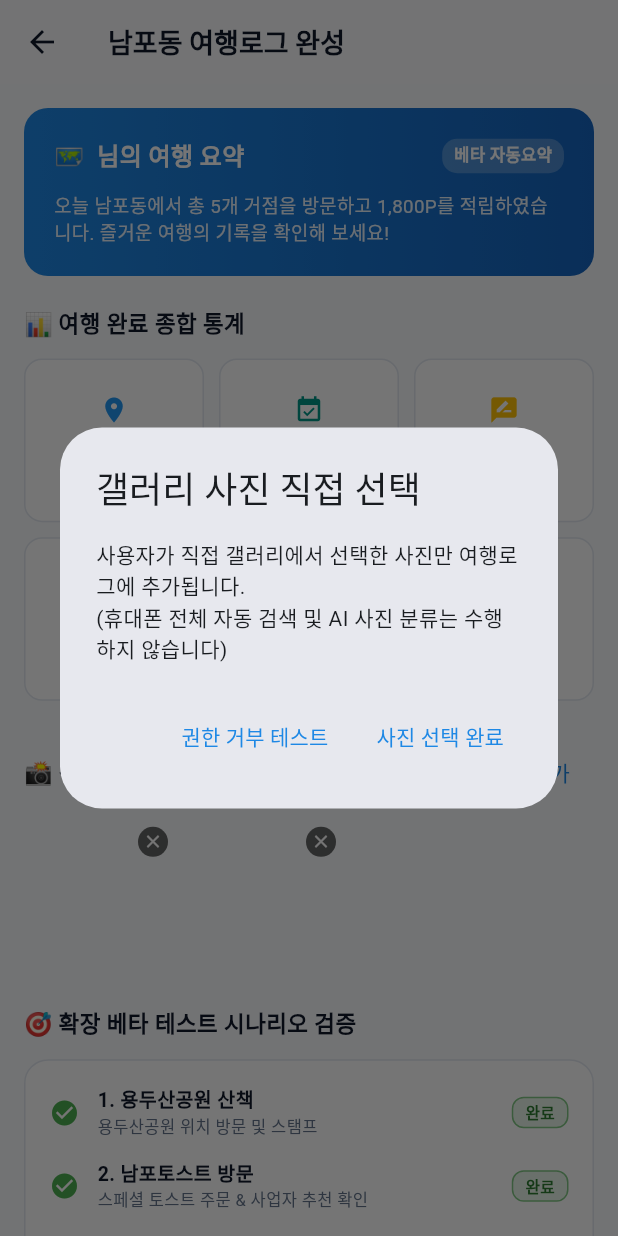
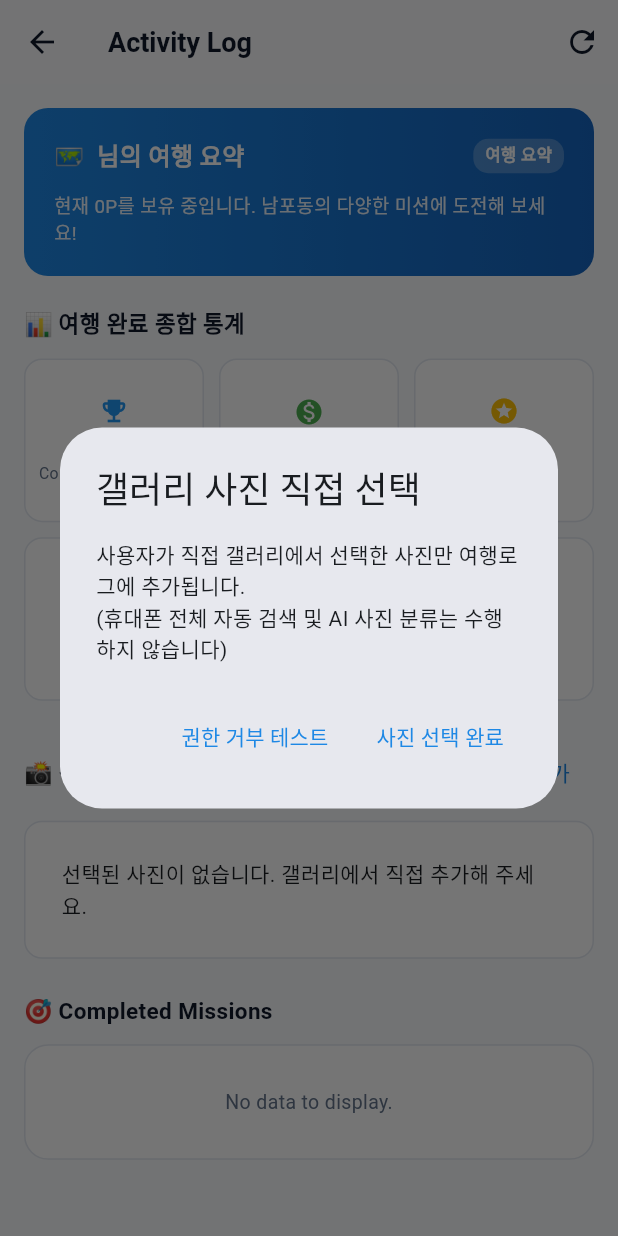
Before and after one commit to klounge82/nampo-gogo, a Flutter app: the TravelLogScreen screen opened directly, after a tap on "사진 추가", on a phone screen of 412 x 824 dp. Run offline on Flutter 3.47's test engine with Material 3 defaults, Android fonts, the light colour scheme and no system bars; our stand-ins replace dio, firebase_core, firebase_messaging, flutter_local_notifications, flutter_secure_storage, geolocator and 4 more; missing offline and left inert: mobile_scanner; accounts and stored records are empty.

Commit message:
fix(frontend): remove synthetic travel log history

```diff
--- a/04_Source_Code/frontend/lib/screens/travel_log_screen.dart
+++ b/04_Source_Code/frontend/lib/screens/travel_log_screen.dart
@@ -1,9 +1,10 @@
 import 'package:flutter/material.dart';
 import 'package:provider/provider.dart';
-import 'package:intl/intl.dart';
 import '../constants/colors.dart';
 import '../providers/auth_provider.dart';
 import '../providers/activity_provider.dart';
+import '../widgets/activity_card.dart';
+import '../l10n/app_localizations.dart';
 
 class TravelLogScreen extends StatefulWidget {
   const TravelLogScreen({super.key});
@@ -13,15 +14,22 @@ class TravelLogScreen extends StatefulWidget {
 }
 
 class _TravelLogScreenState extends State<TravelLogScreen> {
-  final List<String> _selectedPhotos = [
-    'https://images.unsplash.com/photo-1590080875515-8a3a8dc5735e',
-    'https://images.unsplash.com/photo-1541167760496-1628856ab772',
-  ];
+  final List<String> _selectedPhotos = [];
 
-  final NumberFormat _currencyFormat = NumberFormat.currency(
-    locale: 'ko_KR',
-    symbol: '',
-  );
+  @override
+  void initState() {
+    super.initState();
+    WidgetsBinding.instance.addPostFrameCallback((_) {
+      _refreshActivities();
+    });
+  }
+
+  void _refreshActivities() {
+    final token = context.read<AuthProvider>().accessToken;
+    if (token != null && token.isNotEmpty) {
+      context.read<ActivityProvider>().loadActivities(token: token);
+    }
+  }
 
   void _addSamplePhoto() {
     showDialog(
@@ -69,9 +77,7 @@ class _TravelLogScreenState extends State<TravelLogScreen> {
             Text('사진 접근 권한 필요'),
           ],
         ),
-        content: const Text(
-          '사진 권한이 설정되어 있지 않습니다. 설정에서 사진 접근 권한을 허용해 주세요.',
-        ),
+        content: const Text('사진 권한이 설정되어 있지 않습니다. 설정에서 사진 접근 권한을 허용해 주세요.'),
         actions: [
           TextButton(
             onPressed: () => Navigator.of(ctx).pop(),
@@ -86,44 +92,54 @@ class _TravelLogScreenState extends State<TravelLogScreen> {
     setState(() {
       _selectedPhotos.removeAt(index);
     });
-    ScaffoldMessenger.of(context).showSnackBar(
-      const SnackBar(content: Text('선택한 사진이 삭제되었습니다.')),
-    );
+    ScaffoldMessenger.of(
+      context,
+    ).showSnackBar(const SnackBar(content: Text('선택한 사진이 삭제되었습니다.')));
   }
 
   @override
   Widget build(BuildContext context) {
+    final l10n = AppLocalizations.of(context)!;
     final authProvider = context.watch<AuthProvider>();
+    final actProvider = context.watch<ActivityProvider>();
     final user = authProvider.currentUser;
 
-    // Beta scenario steps completion status
-    final scenarioSteps = [
-      {'title': '1. 용두산공원 산책', 'desc': '용두산공원 위치 방문 및 스탬프', 'done': true},
-      {'title': '2. 남포토스트 방문', 'desc': '스페셜 토스트 주문 & 사업자 추천 확인', 'done': true},
-      {'title': '3. 남포돼지국밥/복국 식사', 'desc': '남포동 대표 맛집 가상결제/예약', 'done': true},
-      {'title': '4. K-Lounge 힐링 마사지', 'desc': '추천받은 마사지 매장 이동', 'done': true},
-      {'title': '5. 고유 QR 방문 인증', 'desc': '매장 QR 스캔으로 방문 검증 완료', 'done': true},
-      {'title': '6. 리뷰 작성 & 포인트 적립', 'desc': '방문 리뷰 작성 및 500P 보너스', 'done': true},
-      {'title': '7. 여행로그 자동 완성', 'desc': '나만의 남포동 여행 기록 완성', 'done': true},
-    ];
+    // Filter completed mission activities from actual activity stream
+    final completedMissionActivities = actProvider.activities.where((act) {
+      final actType = (act['activity_type'] as String? ?? '').toUpperCase();
+      final targetType = (act['target_type'] as String? ?? '').toUpperCase();
+      return actType == 'MISSION_COMPLETE' ||
+          actType == 'MISSION_COMPLETED' ||
+          targetType == 'MISSION';
+    }).toList();
+
+    final int completedCount = completedMissionActivities.length;
+    final int currentPoints = user?.currentPoints ?? 0;
+    final int lifetimePoints = user?.lifetimeEarnedPoints ?? 0;
 
     return Scaffold(
       backgroundColor: AppColors.background,
       appBar: AppBar(
-        title: const Text(
-          '남포동 여행로그 완성',
-          style: TextStyle(fontWeight: FontWeight.bold),
+        title: Text(
+          l10n.activityTitle,
+          style: const TextStyle(fontWeight: FontWeight.bold),
         ),
         backgroundColor: AppColors.surface,
         foregroundColor: AppColors.textPrimary,
         elevation: 0.5,
+        actions: [
+          IconButton(
+            icon: const Icon(Icons.refresh),
+            onPressed: _refreshActivities,
+          ),
+        ],
       ),
       body: SingleChildScrollView(
         padding: const EdgeInsets.all(16.0),
         child: Column(
           crossAxisAlignment: CrossAxisAlignment.start,
           children: [
-            // Header summary card
+            // Header summary card (Real-data driven)
             Container(
               width: double.infinity,
               padding: const EdgeInsets.all(20.0),
@@ -148,32 +164,51 @@ class _TravelLogScreenState extends State<TravelLogScreen> {
                         ),
                       ),
                       Container(
-                        padding: const EdgeInsets.symmetric(horizontal: 8, vertical: 3),
+                        padding: const EdgeInsets.symmetric(
+                          horizontal: 8,
+                          vertical: 3,
+                        ),
                         decoration: BoxDecoration(
                           color: Colors.white24,
                           borderRadius: BorderRadius.circular(10),
                         ),
                         child: const Text(
-                          '베타 자동요약',
-                          style: TextStyle(color: Colors.white, fontSize: 11, fontWeight: FontWeight.bold),
+                          '여행 요약',
+                          style: TextStyle(
+                            color: Colors.white,
+                            fontSize: 11,
+                            fontWeight: FontWeight.bold,
+                          ),
                         ),
                       ),
                     ],
                   ),
                   const SizedBox(height: 12.0),
                   Text(
-                    '오늘 남포동에서 총 5개 거점을 방문하고 1,800P를 적립하였습니다. 즐거운 여행의 기록을 확인해 보세요!',
-                    style: TextStyle(fontSize: 12.5, color: Colors.white.withValues(alpha: 0.9), height: 1.4),
+                    completedCount > 0
+                        ? '총 $completedCount개의 미션을 완수하고 현재 ${currentPoints}P를 보유 중입니다.'
+                        : (user != null
+                              ? '현재 ${currentPoints}P를 보유 중입니다. 남포동의 다양한 미션에 도전해 보세요!'
+                              : l10n.guestModeNotice),
+                    style: TextStyle(
+                      fontSize: 12.5,
+                      color: Colors.white.withValues(alpha: 0.9),
+                      height: 1.4,
+                    ),
                   ),
                 ],
               ),
             ),
             const SizedBox(height: 20.0),
 
-            // Stat Summary Grid
+            // Stat Summary Grid (Real-data driven)
             const Text(
               '📊 여행 완료 종합 통계',
-              style: TextStyle(fontSize: 15.0, fontWeight: FontWeight.bold, color: AppColors.textPrimary),
+              style: TextStyle(
+                fontSize: 15.0,
+                fontWeight: FontWeight.bold,
+                color: AppColors.textPrimary,
+              ),
             ),
             const SizedBox(height: 12.0),
             GridView.count(
@@ -184,12 +219,42 @@ class _TravelLogScreenState extends State<TravelLogScreen> {
               mainAxisSpacing: 10.0,
               childAspectRatio: 1.1,
               children: [
-                _buildStatTile('방문 장소', '5곳', Icons.place, Colors.blue),
-                _buildStatTile('예약 이용', '2건', Icons.event_available, Colors.teal),
-                _buildStatTile('작성 리뷰', '2건', Icons.rate_review, Colors.amber),
-                _buildStatTile('획득 포인트', '1,800P', Icons.add_circle, Colors.green),
-                _buildStatTile('사용 포인트', '500P', Icons.remove_circle, Colors.orange),
-                _buildStatTile('선택 사진', '${_selectedPhotos.length}장', Icons.photo_library, Colors.indigo),
+                _buildStatTile(
+                  l10n.missionCompletedCount,
+                  '$completedCount건',
+                  Icons.emoji_events,
+                  Colors.blue,
+                ),
+                _buildStatTile(
+                  l10n.missionMyPoints,
+                  '${currentPoints}P',
+                  Icons.monetization_on,
+                  Colors.green,
+                ),
+                _buildStatTile(
+                  '누적 포인트',
+                  '${lifetimePoints}P',
+                  Icons.stars,
+                  Colors.amber,
+                ),
+                _buildStatTile(
+                  '선택 사진',
+                  '${_selectedPhotos.length}장',
+                  Icons.photo_library,
+                  Colors.indigo,
+                ),
+                _buildStatTile(
+                  '활동 기록',
+                  '${actProvider.activities.length}건',
+                  Icons.history,
+                  Colors.teal,
+                ),
+                _buildStatTile(
+                  '회원 등급',
+                  user != null ? '정식회원' : '게스트',
+                  Icons.verified_user,
+                  Colors.orange,
+                ),
               ],
             ),
             const SizedBox(height: 24.0),
@@ -200,7 +265,11 @@ class _TravelLogScreenState extends State<TravelLogScreen> {
               children: [
                 const Text(
                   '📸 직접 선택한 여행 사진',
-                  style: TextStyle(fontSize: 15.0, fontWeight: FontWeight.bold, color: AppColors.textPrimary),
+                  style: TextStyle(
+                    fontSize: 15.0,
+                    fontWeight: FontWeight.bold,
+                    color: AppColors.textPrimary,
+                  ),
                 ),
                 TextButton.icon(
                   onPressed: _addSamplePhoto,
@@ -254,7 +323,11 @@ class _TravelLogScreenState extends State<TravelLogScreen> {
                                     color: Colors.black.withValues(alpha: 0.6),
                                     shape: BoxShape.circle,
                                   ),
-                                  child: const Icon(Icons.close, size: 14, color: Colors.white),
+                                  child: const Icon(
+                                    Icons.close,
+                                    size: 14,
+                                    color: Colors.white,
+                                  ),
                                 ),
                               ),
                             ),
@@ -265,70 +338,45 @@ class _TravelLogScreenState extends State<TravelLogScreen> {
                   ),
             const SizedBox(height: 24.0),
 
-            // Beta Scenario Stepper Section
-            const Text(
-              '🎯 확장 베타 테스트 시나리오 검증',
-              style: TextStyle(fontSize: 15.0, fontWeight: FontWeight.bold, color: AppColors.textPrimary),
+            // Real Completed Missions Section (Authoritative)
+            Text(
+              '🎯 ${l10n.missionCompletedCount}',
+              style: const TextStyle(
+                fontSize: 15.0,
+                fontWeight: FontWeight.bold,
+                color: AppColors.textPrimary,
+              ),
             ),
             const SizedBox(height: 12.0),
-            Container(
-              padding: const EdgeInsets.all(16.0),
+            completedMissionActivities.isEmpty
+                ? Container(
+                    width: double.infinity,
+                    padding: const EdgeInsets.all(28.0),
+                    decoration: BoxDecoration(
+                      color: AppColors.surface,
+                      borderRadius: BorderRadius.circular(16.0),
+                      border: Border.all(color: AppColors.border),
+                    ),
+                    child: Center(
+                      child: Text(
+                        l10n.emptyNoData,
+                        style: const TextStyle(
+                          color: AppColors.textSecondary,
+                          fontSize: 13,
+                        ),
+                      ),
+                    ),
+                  )
+                : Container(
+                    padding: const EdgeInsets.all(12.0),
                     decoration: BoxDecoration(
                       color: AppColors.surface,
                       borderRadius: BorderRadius.circular(16.0),
                       border: Border.all(color: AppColors.border),
                     ),
                     child: Column(
-                children: scenarioSteps.map((step) {
-                  final bool isDone = step['done'] as bool;
-                  return Padding(
-                    padding: const EdgeInsets.only(bottom: 12.0),
-                    child: Row(
-                      children: [
-                        Icon(
-                          isDone ? Icons.check_circle : Icons.radio_button_unchecked,
-                          color: isDone ? Colors.green : Colors.grey,
-                          size: 20,
-                        ),
-                        const SizedBox(width: 12),
-                        Expanded(
-                          child: Column(
-                            crossAxisAlignment: CrossAxisAlignment.start,
-                            children: [
-                              Text(
-                                step['title'] as String,
-                                style: TextStyle(
-                                  fontWeight: FontWeight.bold,
-                                  fontSize: 13,
-                                  color: isDone ? AppColors.textPrimary : AppColors.textHint,
-                                ),
-                              ),
-                              Text(
-                                step['desc'] as String,
-                                style: const TextStyle(fontSize: 11, color: AppColors.textSecondary),
-                              ),
-                            ],
-                          ),
-                        ),
-                        Container(
-                          padding: const EdgeInsets.symmetric(horizontal: 8, vertical: 2),
-                          decoration: BoxDecoration(
-                            color: isDone ? Colors.green.shade50 : Colors.grey.shade100,
-                            borderRadius: BorderRadius.circular(8),
-                            border: Border.all(color: isDone ? Colors.green.shade300 : Colors.grey.shade300),
-                          ),
-                          child: Text(
-                            isDone ? '완료' : '진행중',
-                            style: TextStyle(
-                              fontSize: 10.5,
-                              fontWeight: FontWeight.bold,
-                              color: isDone ? Colors.green.shade800 : Colors.grey.shade600,
-                            ),
-                          ),
-                        ),
-                      ],
-                    ),
-                  );
+                      children: completedMissionActivities.map((act) {
+                        return ActivityCard(activity: act);
                       }).toList(),
                     ),
                   ),
@@ -338,7 +386,12 @@ class _TravelLogScreenState extends State<TravelLogScreen> {
     );
   }
 
-  Widget _buildStatTile(String label, String value, IconData icon, Color color) {
+  Widget _buildStatTile(
+    String label,
+    String value,
+    IconData icon,
+    Color color,
+  ) {
     return Container(
       padding: const EdgeInsets.all(8.0),
       decoration: BoxDecoration(
@@ -353,11 +406,18 @@ class _TravelLogScreenState extends State<TravelLogScreen> {
           const SizedBox(height: 4),
           Text(
             value,
-            style: const TextStyle(fontSize: 13, fontWeight: FontWeight.bold, color: AppColors.textPrimary),
+            style: const TextStyle(
+              fontSize: 13,
+              fontWeight: FontWeight.bold,
+              color: AppColors.textPrimary,
+            ),
           ),
           Text(
             label,
-            style: const TextStyle(fontSize: 10.5, color: AppColors.textSecondary),
+            style: const TextStyle(
+              fontSize: 10.5,
+              color: AppColors.textSecondary,
+            ),
           ),
         ],
       ),
```
Also changed, not shown: 1 other file. Lines whose indentation alone changed are shown as unchanged.
